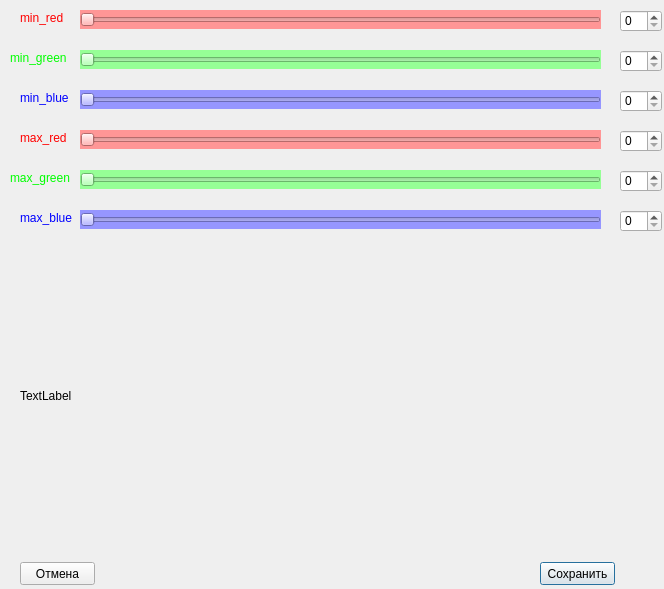
The window that Settings.ui (MakarenkoArtem/Project_with_friend) describes before a commit, drawn with Qt 5.
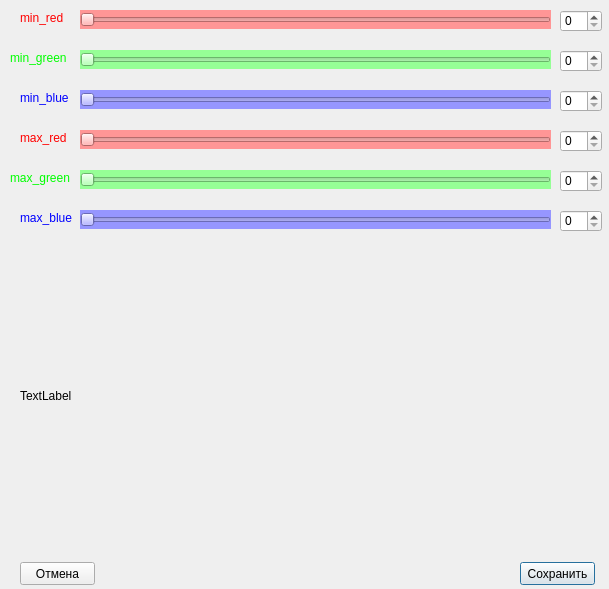
The same window after the commit.

Diff of the .ui file:
```diff
--- a/Settings.ui
+++ b/Settings.ui
@@ -6,7 +6,7 @@
    <rect>
     <x>0</x>
     <y>0</y>
-    <width>664</width>
+    <width>609</width>
     <height>589</height>
    </rect>
   </property>
@@ -18,7 +18,7 @@
     <rect>
      <x>20</x>
      <y>240</y>
-     <width>632</width>
+     <width>571</width>
      <height>312</height>
     </rect>
    </property>
@@ -46,7 +46,7 @@
   <widget class="QPushButton" name="pushButton">
    <property name="geometry">
     <rect>
-     <x>540</x>
+     <x>520</x>
      <y>562</y>
      <width>75</width>
      <height>23</height>
@@ -61,7 +61,7 @@
     <rect>
      <x>80</x>
      <y>90</y>
-     <width>521</width>
+     <width>471</width>
      <height>19</height>
     </rect>
    </property>
@@ -97,7 +97,7 @@
     <rect>
      <x>80</x>
      <y>130</y>
-     <width>521</width>
+     <width>471</width>
      <height>19</height>
     </rect>
    </property>
@@ -128,7 +128,7 @@
     <rect>
      <x>80</x>
      <y>50</y>
-     <width>521</width>
+     <width>471</width>
      <height>19</height>
     </rect>
    </property>
@@ -154,7 +154,7 @@
   <widget class="QSpinBox" name="spinBox">
    <property name="geometry">
     <rect>
-     <x>620</x>
+     <x>560</x>
      <y>10</y>
      <width>42</width>
      <height>22</height>
@@ -214,7 +214,7 @@
   <widget class="QSpinBox" name="spinBox_4">
    <property name="geometry">
     <rect>
-     <x>620</x>
+     <x>560</x>
      <y>130</y>
      <width>42</width>
      <height>22</height>
@@ -227,7 +227,7 @@
   <widget class="QSpinBox" name="spinBox_2">
    <property name="geometry">
     <rect>
-     <x>620</x>
+     <x>560</x>
      <y>50</y>
      <width>42</width>
      <height>22</height>
@@ -254,53 +254,53 @@
     <string>min_blue</string>
    </property>
   </widget>
-  <widget class="QSlider" name="horizontalSlider_6">
-   <property name="geometry">
-    <rect>
-     <x>80</x>
-     <y>170</y>
-     <width>521</width>
-     <height>19</height>
-    </rect>
-   </property>
-   <property name="layoutDirection">
-    <enum>Qt::LeftToRight</enum>
-   </property>
-   <property name="styleSheet">
-    <string notr="true">background-color: rgb(150, 255, 150);</string>
-   </property>
-   <property name="maximum">
-    <number>255</number>
-   </property>
-   <property name="singleStep">
-    <number>1</number>
-   </property>
-   <property name="pageStep">
-    <number>10</number>
-   </property>
-   <property name="orientation">
-    <enum>Qt::Horizontal</enum>
-   </property>
-  </widget>
-  <widget class="QSpinBox" name="spinBox_6">
-   <property name="geometry">
-    <rect>
-     <x>620</x>
-     <y>210</y>
-     <width>42</width>
-     <height>22</height>
-    </rect>
-   </property>
-   <property name="maximum">
-    <number>255</number>
-   </property>
-  </widget>
   <widget class="QSlider" name="horizontalSlider_5">
    <property name="geometry">
     <rect>
      <x>80</x>
+     <y>170</y>
+     <width>471</width>
+     <height>19</height>
+    </rect>
+   </property>
+   <property name="layoutDirection">
+    <enum>Qt::LeftToRight</enum>
+   </property>
+   <property name="styleSheet">
+    <string notr="true">background-color: rgb(150, 255, 150);</string>
+   </property>
+   <property name="maximum">
+    <number>255</number>
+   </property>
+   <property name="singleStep">
+    <number>1</number>
+   </property>
+   <property name="pageStep">
+    <number>10</number>
+   </property>
+   <property name="orientation">
+    <enum>Qt::Horizontal</enum>
+   </property>
+  </widget>
+  <widget class="QSpinBox" name="spinBox_6">
+   <property name="geometry">
+    <rect>
+     <x>560</x>
      <y>210</y>
-     <width>521</width>
+     <width>42</width>
+     <height>22</height>
+    </rect>
+   </property>
+   <property name="maximum">
+    <number>255</number>
+   </property>
+  </widget>
+  <widget class="QSlider" name="horizontalSlider_6">
+   <property name="geometry">
+    <rect>
+     <x>80</x>
+     <y>210</y>
+     <width>471</width>
      <height>19</height>
     </rect>
    </property>
@@ -317,7 +317,7 @@
   <widget class="QSpinBox" name="spinBox_5">
    <property name="geometry">
     <rect>
-     <x>620</x>
+     <x>560</x>
      <y>170</y>
      <width>42</width>
      <height>22</height>
@@ -330,7 +330,7 @@
   <widget class="QSpinBox" name="spinBox_3">
    <property name="geometry">
     <rect>
-     <x>620</x>
+     <x>560</x>
      <y>90</y>
      <width>42</width>
      <height>22</height>
@@ -345,7 +345,7 @@
     <rect>
      <x>80</x>
      <y>10</y>
-     <width>521</width>
+     <width>471</width>
      <height>19</height>
     </rect>
    </property>
```
